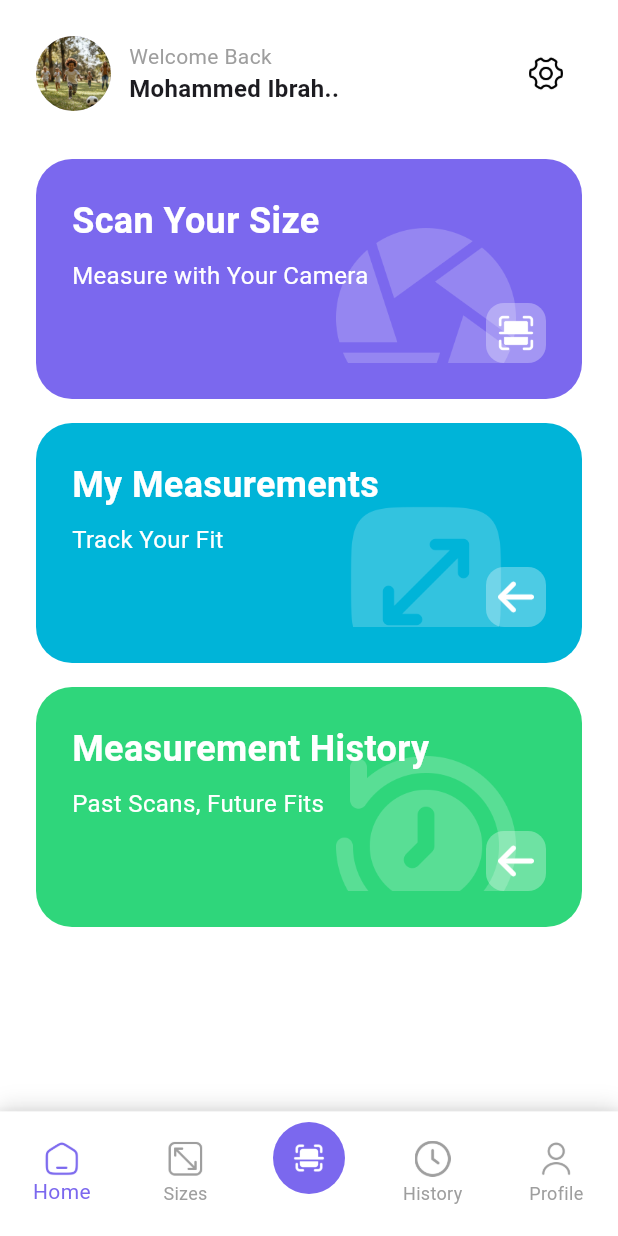
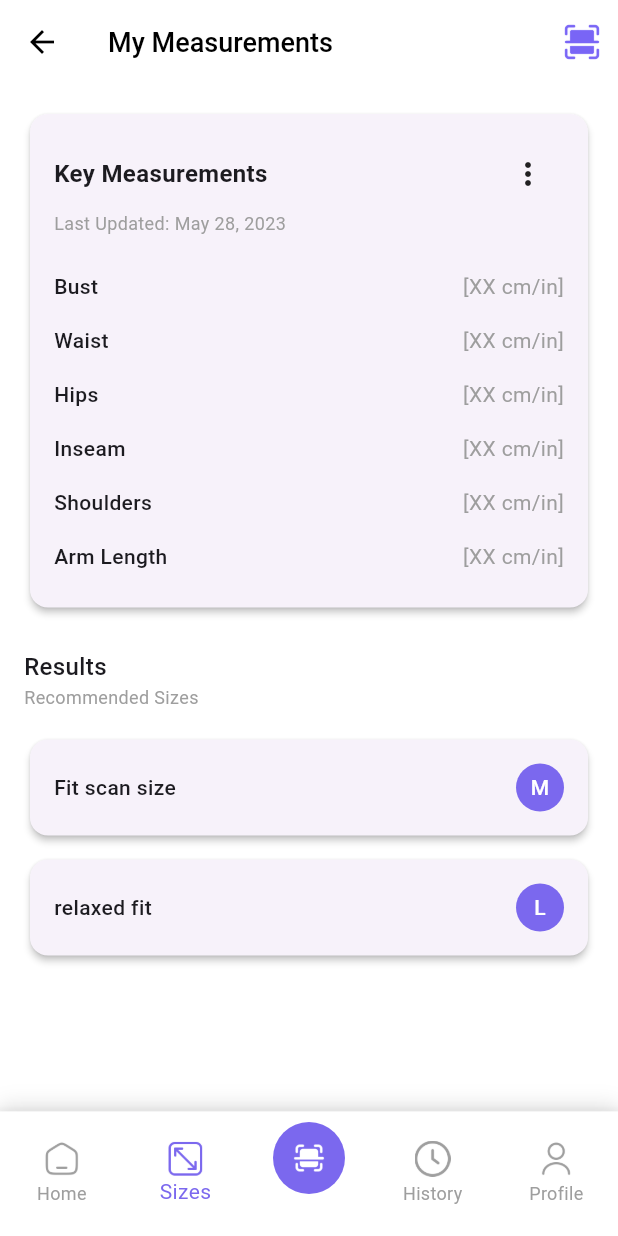
Before and after one commit to MicklSam/Tafsila, a Flutter app: the SignInScreen screen opened directly, after a tap on "Sign in", after a tap on "My Measurements", on a phone screen of 412 x 824 dp. Run offline on Flutter 3.47's test engine with Material 3 defaults, Android fonts, the phone set to English and light mode, and no system bars.

Commit message:
My Measurements

```diff
--- a/lib/main.dart
+++ b/lib/main.dart
@@ -1,5 +1,7 @@
 import 'package:flutter/material.dart';
 import 'screens/splash_screen.dart';
+import 'screens/home_screen.dart';
+import 'screens/measurements_screen.dart';
 
 void main() {
   runApp(const MyApp());
@@ -18,6 +20,10 @@ class MyApp extends StatelessWidget {
         useMaterial3: true,
       ),
       home: const SplashScreen(),
+      routes: {
+        '/home': (context) => const HomeScreen(),
+        '/measurements': (context) => const MeasurementsScreen(),
+      },
     );
   }
 }
--- a/lib/screens/home_screen.dart
+++ b/lib/screens/home_screen.dart
@@ -89,7 +89,10 @@ class _HomeScreenState extends State<HomeScreen> {
                         icon: 'maximize.png',
                         showArrow: true,
                         onTap: () {
-                          // Handle measurements
+                          Navigator.pushReplacementNamed(
+                            context,
+                            '/measurements',
+                          );
                         },
                       ),
                       const SizedBox(height: 16),
@@ -129,6 +132,9 @@ class _HomeScreenState extends State<HomeScreen> {
             setState(() {
               _selectedIndex = index;
             });
+            if (index == 1) {
+              Navigator.pushReplacementNamed(context, '/measurements');
+            }
           },
           type: BottomNavigationBarType.fixed,
           backgroundColor: Colors.white,
--- /dev/null
+++ b/lib/screens/measurements_screen.dart
@@ -0,0 +1,293 @@
+import 'package:flutter/material.dart';
+
+class MeasurementsScreen extends StatefulWidget {
+  const MeasurementsScreen({Key? key}) : super(key: key);
+
+  @override
+  State<MeasurementsScreen> createState() => _MeasurementsScreenState();
+}
+
+class _MeasurementsScreenState extends State<MeasurementsScreen> {
+  int _selectedIndex = 1; // For the bottom navigation bar
+  bool _showOptions = false;
+
+  @override
+  Widget build(BuildContext context) {
+    return Scaffold(
+      backgroundColor: Colors.white,
+      appBar: AppBar(
+        backgroundColor: Colors.white,
+        elevation: 0,
+        leading: IconButton(
+          icon: const Icon(Icons.arrow_back, color: Colors.black),
+          onPressed: () {
+            Navigator.pushReplacementNamed(context, '/home');
+          },
+        ),
+        title: const Text(
+          'My Measurements',
+          style: TextStyle(
+            color: Colors.black,
+            fontSize: 18,
+            fontWeight: FontWeight.w500,
+          ),
+        ),
+        actions: [
+          IconButton(
+            icon: Image.asset(
+              'lib/assets/images/scan (1).png',
+              width: 24,
+              height: 24,
+            ),
+            onPressed: () {
+              // Handle scan action
+            },
+          ),
+        ],
+      ),
+      body: SingleChildScrollView(
+        child: Padding(
+          padding: const EdgeInsets.all(16.0),
+          child: Column(
+            crossAxisAlignment: CrossAxisAlignment.start,
+            children: [
+              Card(
+                elevation: 2,
+                shape: RoundedRectangleBorder(
+                  borderRadius: BorderRadius.circular(12),
+                ),
+                child: Padding(
+                  padding: const EdgeInsets.all(16.0),
+                  child: Column(
+                    crossAxisAlignment: CrossAxisAlignment.start,
+                    children: [
+                      Row(
+                        mainAxisAlignment: MainAxisAlignment.spaceBetween,
+                        children: [
+                          const Text(
+                            'Key Measurements',
+                            style: TextStyle(
+                              fontSize: 16,
+                              fontWeight: FontWeight.bold,
+                            ),
+                          ),
+                          Row(
+                            children: [
+                              PopupMenuButton(
+                                icon: const Icon(Icons.more_vert),
+                                onSelected: (value) {
+                                  // Handle menu item selection
+                                },
+                                itemBuilder:
+                                    (context) => [
+                                      const PopupMenuItem(
+                                        value: 'copy',
+                                        child: Row(
+                                          children: [
+                                            Icon(Icons.copy, size: 20),
+                                            SizedBox(width: 8),
+                                            Text('Copy'),
+                                          ],
+                                        ),
+                                      ),
+                                      const PopupMenuItem(
+                                        value: 'delete',
+                                        child: Row(
+                                          children: [
+                                            Icon(
+                                              Icons.delete_outline,
+                                              size: 20,
+                                            ),
+                                            SizedBox(width: 8),
+                                            Text('Delete'),
+                                          ],
+                                        ),
+                                      ),
+                                    ],
+                              ),
+                            ],
+                          ),
+                        ],
+                      ),
+                      const Text(
+                        'Last Updated: May 28, 2023',
+                        style: TextStyle(fontSize: 12, color: Colors.grey),
+                      ),
+                      const SizedBox(height: 16),
+                      _buildMeasurementRow('Bust', '[XX cm/in]'),
+                      _buildMeasurementRow('Waist', '[XX cm/in]'),
+                      _buildMeasurementRow('Hips', '[XX cm/in]'),
+                      _buildMeasurementRow('Inseam', '[XX cm/in]'),
+                      _buildMeasurementRow('Shoulders', '[XX cm/in]'),
+                      _buildMeasurementRow('Arm Length', '[XX cm/in]'),
+                    ],
+                  ),
+                ),
+              ),
+              const SizedBox(height: 24),
+              const Text(
+                'Results',
+                style: TextStyle(fontSize: 16, fontWeight: FontWeight.w500),
+              ),
+              const Text(
+                'Recommended Sizes',
+                style: TextStyle(fontSize: 12, color: Colors.grey),
+              ),
+              const SizedBox(height: 16),
+              _buildSizeCard('Fit scan size', 'M'),
+              const SizedBox(height: 8),
+              _buildSizeCard('relaxed fit', 'L'),
+            ],
+          ),
+        ),
+      ),
+      bottomNavigationBar: Container(
+        decoration: BoxDecoration(
+          color: Colors.white,
+          boxShadow: [
+            BoxShadow(
+              color: Colors.black.withOpacity(0.1),
+              blurRadius: 10,
+              offset: const Offset(0, -5),
+            ),
+          ],
+        ),
+        child: BottomNavigationBar(
+          currentIndex: _selectedIndex,
+          onTap: (index) {
+            setState(() {
+              _selectedIndex = index;
+            });
+            if (index == 0) {
+              Navigator.pushReplacementNamed(context, '/home');
+            }
+          },
+          type: BottomNavigationBarType.fixed,
+          backgroundColor: Colors.white,
+          selectedItemColor: const Color(0xFF7B68EE),
+          unselectedItemColor: Colors.grey,
+          items: [
+            BottomNavigationBarItem(
+              icon: Image.asset(
+                'lib/assets/images/home.png',
+                width: 24,
+                height: 24,
+                color:
+                    _selectedIndex == 0 ? const Color(0xFF7B68EE) : Colors.grey,
+              ),
+              label: 'Home',
+            ),
+            BottomNavigationBarItem(
+              icon: Image.asset(
+                'lib/assets/images/wide.png',
+                width: 24,
+                height: 24,
+                color:
+                    _selectedIndex == 1 ? const Color(0xFF7B68EE) : Colors.grey,
+              ),
+              label: 'Sizes',
+            ),
+            BottomNavigationBarItem(
+              icon: Material(
+                color: Colors.transparent,
+                child: InkWell(
+                  onTap: () {
+                    // Handle scan action
+                  },
+                  borderRadius: BorderRadius.circular(30),
+                  child: Container(
+                    padding: const EdgeInsets.all(12),
+                    decoration: BoxDecoration(
+                      color: const Color(0xFF7B68EE),
+                      borderRadius: BorderRadius.circular(30),
+                    ),
+                    child: Image.asset(
+                      'lib/assets/images/scan.png',
+                      width: 24,
+                      height: 24,
+                      color: Colors.white,
+                    ),
+                  ),
+                ),
+              ),
+              label: '',
+            ),
+            BottomNavigationBarItem(
+              icon: Image.asset(
+                'lib/assets/images/clock.png',
+                width: 24,
+                height: 24,
+                color:
+                    _selectedIndex == 3 ? const Color(0xFF7B68EE) : Colors.grey,
+              ),
+              label: 'History',
+            ),
+            BottomNavigationBarItem(
+              icon: Image.asset(
+                'lib/assets/images/user.png',
+                width: 24,
+                height: 24,
+                color:
+                    _selectedIndex == 4 ? const Color(0xFF7B68EE) : Colors.grey,
+              ),
+              label: 'Profile',
+            ),
+          ],
+        ),
+      ),
+    );
+  }
+
+  Widget _buildMeasurementRow(String label, String value) {
+    return Padding(
+      padding: const EdgeInsets.symmetric(vertical: 8.0),
+      child: Row(
+        mainAxisAlignment: MainAxisAlignment.spaceBetween,
+        children: [
+          Text(
+            label,
+            style: const TextStyle(fontSize: 14, fontWeight: FontWeight.w500),
+          ),
+          Text(value, style: const TextStyle(fontSize: 14, color: Colors.grey)),
+        ],
+      ),
+    );
+  }
+
+  Widget _buildSizeCard(String label, String size) {
+    return Card(
+      elevation: 2,
+      shape: RoundedRectangleBorder(borderRadius: BorderRadius.circular(12)),
+      child: Padding(
+        padding: const EdgeInsets.all(16.0),
+        child: Row(
+          mainAxisAlignment: MainAxisAlignment.spaceBetween,
+          children: [
+            Text(
+              label,
+              style: const TextStyle(fontSize: 14, fontWeight: FontWeight.w500),
+            ),
+            Container(
+              width: 32,
+              height: 32,
+              decoration: BoxDecoration(
+                color: const Color(0xFF7B68EE),
+                borderRadius: BorderRadius.circular(16),
+              ),
+              child: Center(
+                child: Text(
+                  size,
+                  style: const TextStyle(
+                    color: Colors.white,
+                    fontSize: 14,
+                    fontWeight: FontWeight.w500,
+                  ),
+                ),
+              ),
+            ),
+          ],
+        ),
+      ),
+    );
+  }
+}
```
Also changed, not shown: 1 other file.
